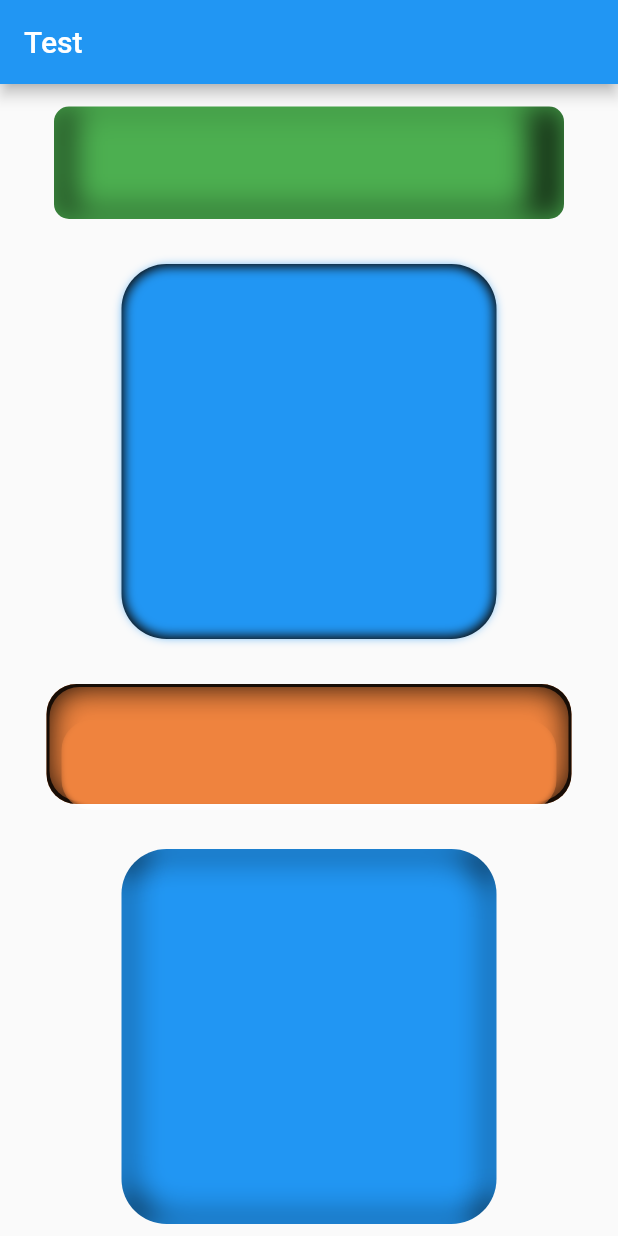
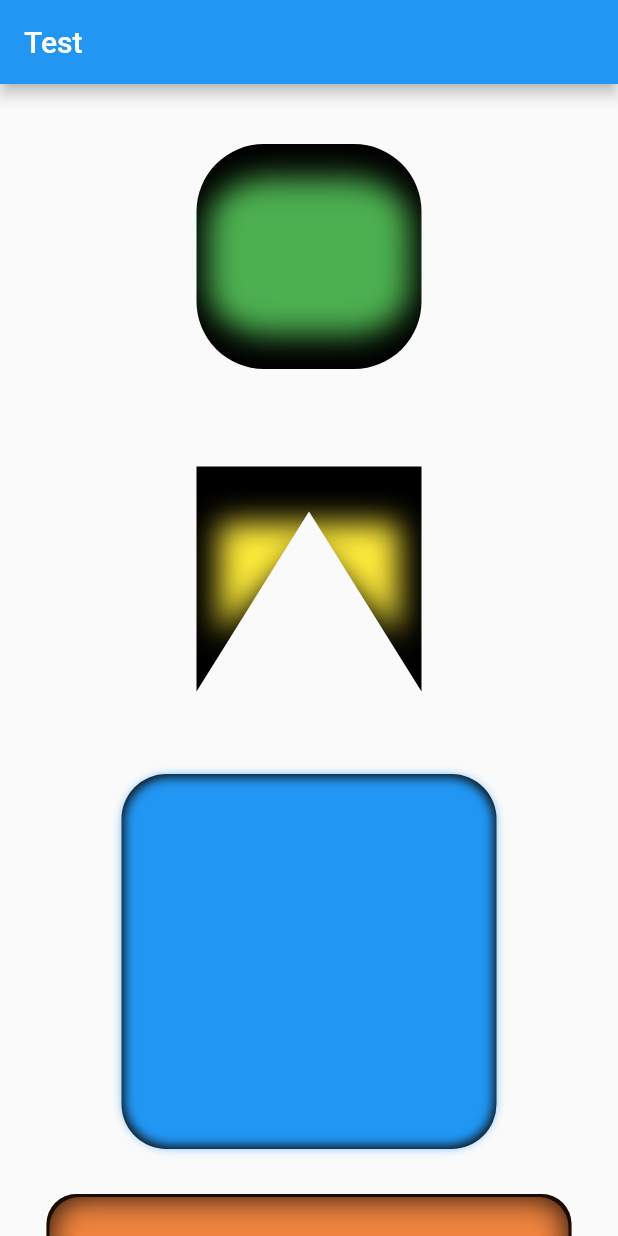
Before and after one commit to Reiko-Developer/language_test, a Flutter app: the screen it shows after launch, on a phone screen of 412 x 824 dp. Run offline on Flutter 3.47's test engine with Material 2 defaults, Android fonts, the phone set to English and light mode, and no system bars; our stand-ins replace flutter_svg, get; project files that could hold a hidden picture were left out.

Commit message:
Fixes the bugs on the innershadow and adds two parameters to control the shadow size

```diff
--- /dev/null
+++ b/lib/innershadow/inner_shadows.dart
@@ -0,0 +1,164 @@
+import 'dart:ui';
+
+import 'package:flutter/material.dart';
+import 'package:flutter/rendering.dart';
+
+//Addapetd initially from Luigi Rosso
+//https://github.com/luigi-rosso/flutter-inner-shadow/blob/master/lib/inner_shadow.dart
+
+class InnerShadows extends SingleChildRenderObjectWidget {
+  InnerShadows({
+    Key? key,
+    this.color = const Color(0xFF000000),
+    this.blur = 10,
+    this.shadowHeight = 0.1,
+    this.shadowWidth = 0.1,
+    required Widget child,
+  }) : super(key: key, child: child);
+
+  ///Defaults to full opaque black.
+  final Color color;
+
+  ///Defaults to a blur of 10.
+  final double blur;
+
+  ///From 0 to 1, how much width space of the passed child will be shadowed.
+  ///
+  final double shadowWidth;
+
+  ///From 0 to 1, how much height space of the passed child will be shadowed.
+  final double shadowHeight;
+
+  @override
+  RenderInnerShadow createRenderObject(BuildContext context) {
+    return RenderInnerShadow(color, blur, shadowWidth, shadowHeight);
+  }
+
+  @override
+  void updateRenderObject(
+      BuildContext context, RenderInnerShadow renderObject) {
+    renderObject
+      ..color = color
+      ..blur = blur
+      ..shadowWidth = shadowWidth
+      ..shadowHeight = shadowHeight;
+  }
+}
+
+class RenderInnerShadow extends RenderProxyBox {
+  RenderInnerShadow(
+    this._color,
+    this._blur,
+    this._shadowWidth,
+    this._shadowHeight, {
+    RenderBox? child,
+  }) : super(child);
+
+  Color _color;
+  double _blur;
+  double _shadowWidth;
+  double _shadowHeight;
+
+  @override
+  bool get alwaysNeedsCompositing => child != null;
+
+  Color get color => _color;
+  set color(Color value) {
+    if (_color == value) return;
+    _color = value;
+    markNeedsPaint();
+  }
+
+  double get blur => _blur;
+  set blur(double value) {
+    if (_blur == value) return;
+    _blur = value;
+    markNeedsPaint();
+  }
+
+  double get shadowWidth => _shadowWidth;
+
+  set shadowWidth(double val) {
+    if (_shadowWidth == val) return;
+
+    _shadowWidth = val;
+    markNeedsPaint();
+  }
+
+  double get shadowHeight => _shadowHeight;
+
+  set shadowHeight(double val) {
+    if (_shadowHeight == val) return;
+
+    _shadowHeight = val;
+    markNeedsPaint();
+  }
+
+  void paint(PaintingContext context, Offset offset) {
+    if (child == null) return;
+    drawShadow(context, offset);
+  }
+
+  void drawShadow(PaintingContext context, Offset offset) {
+    if (shadowHeight == 0 && shadowWidth == 0) {
+      context.paintChild(child!, offset);
+      return;
+    }
+
+    final layerPaint = Paint()..color = Colors.white;
+
+    context.canvas.saveLayer(offset & size, layerPaint);
+    context.paintChild(child!, offset);
+
+    //Shadow
+    final shadowPaint = Paint()
+      ..blendMode = BlendMode.srcATop
+      ..imageFilter = ImageFilter.blur(sigmaX: blur, sigmaY: blur)
+      ..colorFilter = ColorFilter.mode(color, BlendMode.srcIn);
+
+    context.canvas.saveLayer(offset & size, shadowPaint);
+
+    //Invert the alpha to compute inner part.
+    final invertPaint = Paint()
+      ..colorFilter = const ColorFilter.matrix(
+        [
+          1, 0, 0, 0, 0, //
+          0, 1, 0, 0, 0, //
+          0, 0, 1, 0, 0, //
+          0, 0, 0, -1, 255, //
+        ],
+      );
+
+    ///This layer will erase the shadow layer.
+    context.canvas.saveLayer(offset & size, invertPaint);
+
+    //This value centers the layer on the X axis.
+    final xtranslationValue =
+        (size.width / 2) * _shadowWidth + offset.dx * _shadowWidth;
+
+    //This value centers the layer on the Y axis.
+    final yTranslationValue =
+        (size.height / 2) * _shadowHeight + offset.dy * _shadowHeight;
+
+    final matrix = Matrix4.identity()
+      ..translate(
+        xtranslationValue,
+        yTranslationValue,
+      )
+      ..scale(1 - _shadowWidth, 1 - _shadowHeight);
+
+    context.canvas.transform(matrix.storage);
+
+    //This paints the child on top of the canvas and mix it with the shadows layer.
+    context.paintChild(child!, offset);
+
+    context.canvas.restore();
+    context.canvas.restore();
+    context.canvas.restore();
+  }
+
+  @override
+  void visitChildrenForSemantics(RenderObjectVisitor visitor) {
+    if (child != null) visitor(child!);
+  }
+}
--- a/lib/innershadow/text_box_luigi_shadows.dart
+++ /dev/null
@@ -1,104 +0,0 @@
-import 'dart:ui';
-
-import 'package:flutter/material.dart';
-import 'package:flutter/rendering.dart';
-
-class TextBoxLuigiShadows extends SingleChildRenderObjectWidget {
-  TextBoxLuigiShadows({
-    Key? key,
-    required this.color,
-    required this.blur,
-    required Widget child,
-  }) : super(key: key, child: child);
-
-  final Color color;
-  final double blur;
-
-  @override
-  RenderInnerShadow createRenderObject(BuildContext context) {
-    return RenderInnerShadow(color, blur);
-  }
-
-  @override
-  void updateRenderObject(
-      BuildContext context, RenderInnerShadow renderObject) {
-    renderObject
-      ..color = color
-      ..blur = blur;
-  }
-}
-
-class RenderInnerShadow extends RenderProxyBox {
-  RenderInnerShadow(
-    this._color,
-    this._blur, {
-    RenderBox? child,
-  }) : super(child);
-
-  Color _color;
-  double _blur;
-
-  @override
-  bool get alwaysNeedsCompositing => child != null;
-
-  Color get color => _color;
-  set color(Color value) {
-    if (_color == value) return;
-    _color = value;
-    markNeedsPaint();
-  }
-
-  double get blur => _blur;
-  set blur(double value) {
-    if (_blur == value) return;
-    _blur = value;
-    markNeedsPaint();
-  }
-
-  void paint(PaintingContext context, Offset offset) {
-    if (child == null) return;
-    drawShadow(context, offset);
-  }
-
-  void drawShadow(PaintingContext context, Offset offset) {
-    var layerPaint = Paint()..color = Colors.white;
-
-    context.canvas.saveLayer(offset & size, layerPaint);
-    context.paintChild(child!, offset);
-
-    //first shadow
-    var shadowPaint = Paint()
-      ..blendMode = BlendMode.srcATop
-      ..imageFilter = ImageFilter.blur(sigmaX: blur, sigmaY: blur)
-      ..colorFilter = ColorFilter.mode(color, BlendMode.srcIn);
-
-    context.canvas.saveLayer(offset & size, shadowPaint);
-
-    // Invert the alpha to compute inner part.
-    var invertPaint = Paint()
-      ..colorFilter = const ColorFilter.matrix(
-        [
-          1, 0, 0, 0, 0, //
-          0, 1, 0, 0, 0, //
-          0, 0, 1, 0, 0, //
-          0, 0, 0, -1, 255, //
-        ],
-      );
-
-    ///This layer will erase the shadow layer.
-    context.canvas.saveLayer(offset & size, invertPaint);
-    context.canvas.scale(0.9);
-    context.canvas.translate(size.width * 0.05, size.height * 0.05);
-
-    //This paints the child on top of the canvas and mix it with the shadows layer.
-    context.paintChild(child!, offset);
-
-    context.canvas.restore();
-    context.canvas.restore();
-    context.canvas.restore();
-  }
-
-  bool shouldRepaint(TextBoxLuigiShadows old) {
-    return true;
-  }
-}
--- a/lib/innershadow/text_boxes_test.dart
+++ b/lib/innershadow/text_boxes_test.dart
@@ -3,7 +3,7 @@ import 'dart:ui';
 import 'package:flutter/material.dart';
 import 'package:language_test/dialog/custom_box_shadow.dart';
 import 'package:language_test/innershadow/custom_text_box.dart';
-import 'package:language_test/innershadow/text_box_luigi_shadows.dart';
+import 'package:language_test/innershadow/inner_shadows.dart';
 
 import 'luigi_inner_shadow.dart';
 
@@ -27,16 +27,39 @@ class TextBoxesTest extends StatelessWidget {
             children: [
               SizedBox(height: 15),
               SizedBox(
-                height: 75,
-                width: 340,
-                child: TextBoxLuigiShadows(
+                height: 200,
+                width: 200,
+                child: InnerShadows(
                   blur: 10,
-                  color: Colors.black.withOpacity(0.8),
+                  shadowHeight: 0.3,
+                  shadowWidth: 0.1,
                   child: Center(
                     child: Container(
+                      width: 150,
+                      height: 150,
                       decoration: BoxDecoration(
                         color: Colors.green,
-                        borderRadius: BorderRadius.circular(10),
+                        borderRadius: BorderRadius.circular(45),
+                      ),
+                    ),
+                  ),
+                ),
+              ),
+              SizedBox(height: 15),
+              SizedBox(
+                height: 200,
+                width: 200,
+                child: InnerShadows(
+                  blur: 10,
+                  shadowHeight: 0.5,
+                  shadowWidth: 0.2,
+                  child: Center(
+                    child: Container(
+                      width: 150,
+                      height: 150,
+                      // color: Colors.red,
+                      child: CustomPaint(
+                        painter: CustomShape(),
                       ),
                     ),
                   ),
@@ -161,3 +184,26 @@ class TextBoxesTest extends StatelessWidget {
     );
   }
 }
+
+class CustomShape extends CustomPainter {
+  @override
+  void paint(Canvas canvas, Size size) {
+    final paint = Paint()
+      ..color = Colors.yellow
+      ..strokeWidth = 10;
+
+    final path = Path()
+      ..moveTo(0, 0)
+      ..lineTo(size.width, 0)
+      ..lineTo(size.width, size.height)
+      ..lineTo(size.width * 0.5, size.height * 0.2)
+      ..lineTo(0, size.height)
+      ..close();
+    canvas.drawPath(path, paint);
+  }
+
+  @override
+  bool shouldRepaint(CustomPainter old) {
+    return true;
+  }
+}
```
